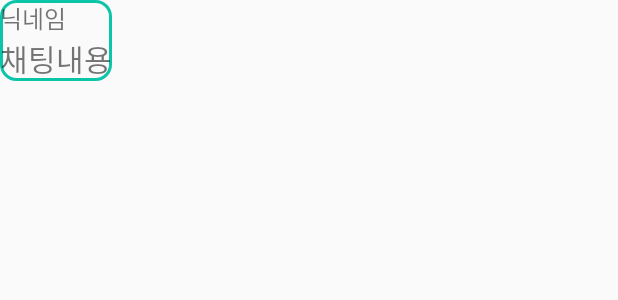
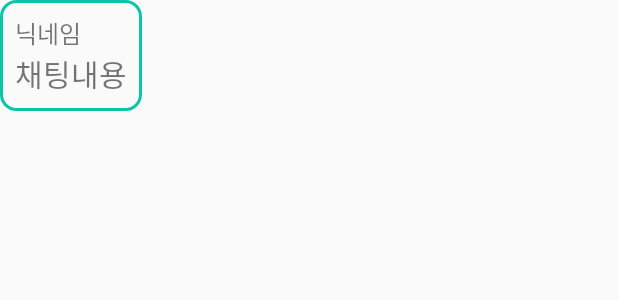
Before and after one commit to OlangTeam/My_Olang, an Android app: the layout row_chat.xml on its own in the app's theme, with its tools: preview values and no code run, on a phone screen of 412 x 824 dp. Shown: the top 300 px of the screen. Run offline under Robolectric (Android 15) with nearby library versions, the light colour scheme and no system bars.

Commit message:
shape_line_gray.xml

```diff
--- a/app/src/main/res/layout/activity_chat_call_view.xml
+++ b/app/src/main/res/layout/activity_chat_call_view.xml
@@ -45,6 +45,7 @@
         android:layout_gravity="center">
 
         <Button
+            android:onClick="mutemode"
             android:id="@+id/mute"
             android:layout_width="100dp"
             android:layout_height="100dp"
@@ -53,9 +54,10 @@
             android:background="@drawable/circlebutton"
             android:text="음소거"
             android:textColor="#fff"
-            android:textSize="18sp" />
+            android:textSize="18sp"/>
 
         <Button
+            android:onClick="blindmode"
             android:id="@+id/blind"
             android:layout_width="100dp"
             android:layout_height="100dp"
@@ -66,6 +68,7 @@
             android:textSize="18sp" />
 
         <Button
+            android:onClick="speakermode"
             android:id="@+id/speaker"
             android:layout_width="100dp"
             android:layout_height="100dp"
@@ -80,6 +83,7 @@
         android:layout_height="wrap_content"
         android:layout_gravity="center">
         <Button
+            android:onClick="callexit"
             android:id="@+id/callexit"
             android:layout_width="100dp"
             android:layout_height="100dp"
--- a/app/src/main/res/layout/activity_chat_list_view.xml
+++ b/app/src/main/res/layout/activity_chat_list_view.xml
@@ -50,6 +50,7 @@
                 android:layout_below="@+id/textView"></ListView>
         </LinearLayout>
     </ScrollView>
+
     <com.google.android.material.bottomnavigation.BottomNavigationView
         android:id="@+id/navigationView"
         android:layout_width="match_parent"
--- a/app/src/main/res/layout/row_chat.xml
+++ b/app/src/main/res/layout/row_chat.xml
@@ -10,7 +10,8 @@
        android:layout_width="wrap_content"
        android:layout_height="match_parent"
        android:orientation="vertical"
-       android:background="@drawable/roundstroke">
+       android:background="@drawable/roundstroke"
+       android:padding="10dp">
     <TextView
         android:textSize="16sp"
         android:text="닉네임"
```
Also changed, not shown: app/src/main/java/com/yony/my_olang/ChatCallView.java (+14 -1 lines).
